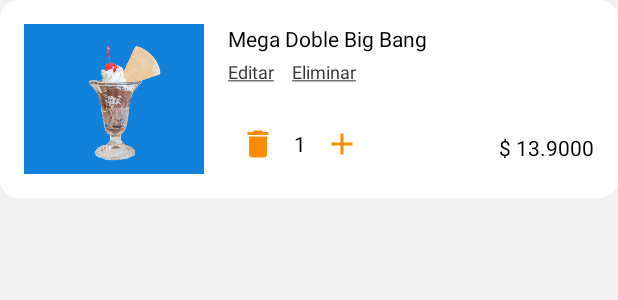
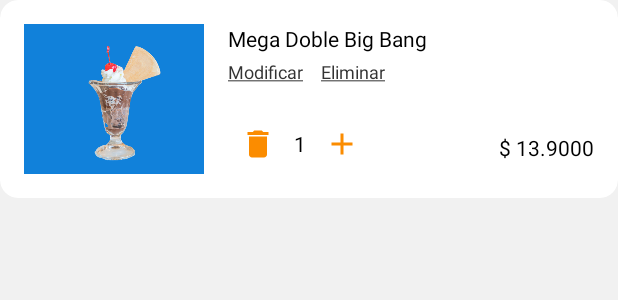
Before and after one commit to Geider10/MiMenu, an Android app: the layout order_item_cart.xml on its own in the app's theme, with its tools: preview values and no code run, on a phone screen of 412 x 824 dp. Shown: the top 300 px of the screen. Run offline under Robolectric (Android 15) with nearby library versions, the phone set to English and light mode, and no system bars.

Commit message:
style: update style of homeFragment and orderItemCart

```diff
--- a/app/src/main/res/layout/order_item_cart.xml
+++ b/app/src/main/res/layout/order_item_cart.xml
@@ -6,7 +6,7 @@
     android:layout_width="match_parent"
     android:layout_height="wrap_content"
     app:cardCornerRadius="12dp"
-    android:layout_marginBottom="16dp"
+    android:layout_marginBottom="12dp"
     android:id="@+id/itemCart">
 
     <LinearLayout
@@ -30,7 +30,7 @@
                 android:layout_width="wrap_content"
                 android:layout_height="wrap_content"
                 tools:text="Mega Doble Big Bang"
-                tools:textColor="@color/black"
+                android:textColor="@color/black"
                 app:layout_constraintStart_toStartOf="parent"
                 app:layout_constraintTop_toTopOf="parent"
                 android:id="@+id/tvNameItemCart"
@@ -38,7 +38,7 @@
             <TextView
                 android:layout_width="wrap_content"
                 android:layout_height="wrap_content"
-                tools:textColor="@color/text_dark"
+                android:textColor="@color/text_dark"
                 android:text="@string/text_edit"
                 android:textSize="12sp"
                 android:layout_marginTop="4dp"
@@ -49,7 +49,7 @@
             <TextView
                 android:layout_width="wrap_content"
                 android:layout_height="wrap_content"
-                tools:textColor="@color/text_dark"
+                android:textColor="@color/text_dark"
                 android:text="@string/text_delete"
                 android:textSize="12dp"
                 android:layout_marginStart="12sp"
@@ -78,7 +78,7 @@
                     android:layout_width="wrap_content"
                     android:layout_height="wrap_content"
                     tools:text="1"
-                    tools:textColor="@color/black"
+                    android:textColor="@color/black"
                     android:paddingHorizontal="4dp"/>
                 <Button
                     android:id="@+id/btnAddOrder"
@@ -94,7 +94,7 @@
                 android:layout_height="wrap_content"
                 android:layout_marginTop="8dp"
                 tools:text="$ 13.9000"
-                tools:textColor="@color/black"
+                android:textColor="@color/black"
                 android:layout_marginBottom="8dp"
                 app:layout_constraintBottom_toBottomOf="parent"
                 app:layout_constraintEnd_toEndOf="parent"
--- a/app/src/main/res/menu/menu_bottom_navigation.xml
+++ b/app/src/main/res/menu/menu_bottom_navigation.xml
@@ -10,6 +10,6 @@
         android:icon="@drawable/ic_fastfood"/>
     <item
         android:id="@+id/cartFragment"
-        android:title="Pedido"
+        android:title="Carrito"
         android:icon="@drawable/ic_cart"/>
 </menu>
--- a/app/src/main/res/navigation/nav_host.xml
+++ b/app/src/main/res/navigation/nav_host.xml
@@ -7,7 +7,7 @@
     <fragment
         android:id="@+id/firstFragment"
         android:name="com.example.mimenu.ui.home.FirstFragment"
-        android:label="Home"
+        android:label="MiMenu"
         tools:layout="@layout/fragment_first" >
         <action
             android:id="@+id/action_firstFragment_to_foodDetailFragment"
@@ -46,7 +46,7 @@
     <fragment
         android:id="@+id/cartFragment"
         android:name="com.example.mimenu.ui.cart.CartFragment"
-        android:label="Pedido"
+        android:label="Carrito"
         tools:layout="@layout/fragment_cart" >
         <action
             android:id="@+id/action_cartFragment_to_foodDetailFragment"
--- a/app/src/main/res/values/strings.xml
+++ b/app/src/main/res/values/strings.xml
@@ -2,7 +2,7 @@
     <string name="app_name">MiMenu</string>
     <!-- TODO: Remove or change this placeholder text -->
     <string name="hello_blank_fragment">Hello blank fragment</string>
-    <string name="text_edit"><u>Editar</u></string>
+    <string name="text_edit"><u>Modificar</u></string>
     <string name="text_delete"><u>Eliminar</u></string>
     <string name="text_cross"><strike>$ 11.300</strike> </string>
 
```
Also changed, not shown: app/src/main/res/layout/fragment_first.xml (+4 -5 lines).
